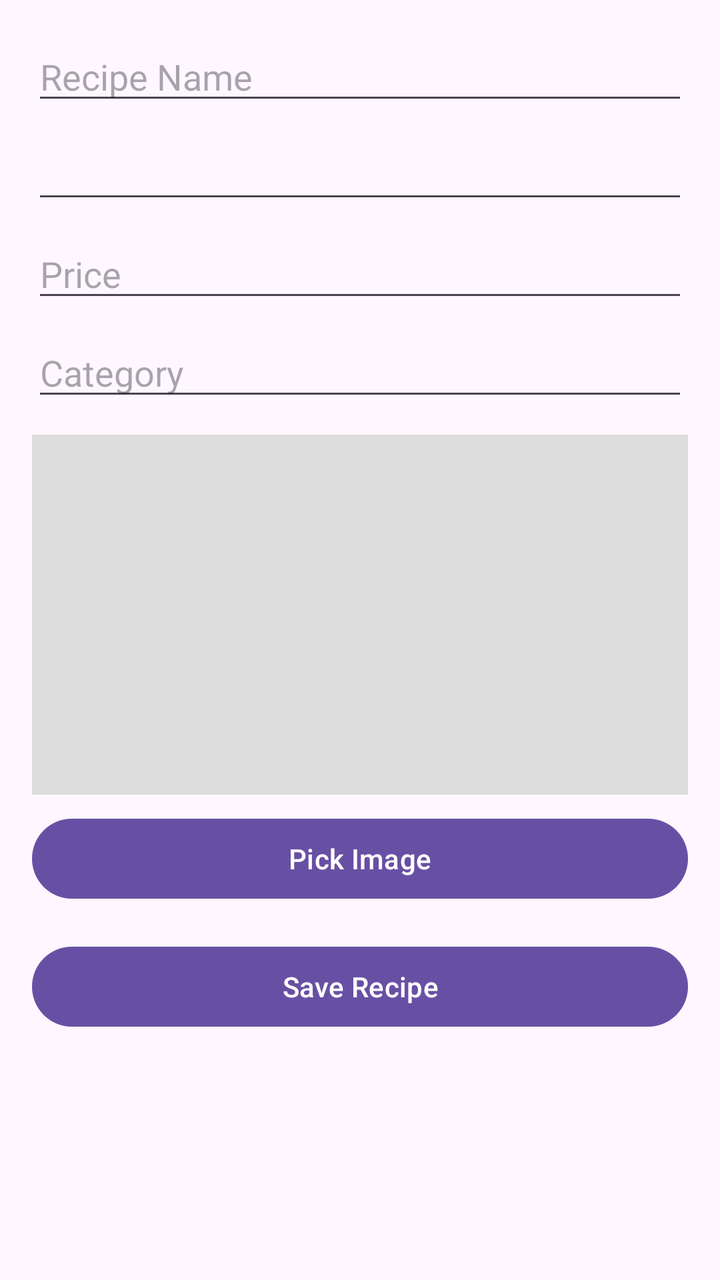
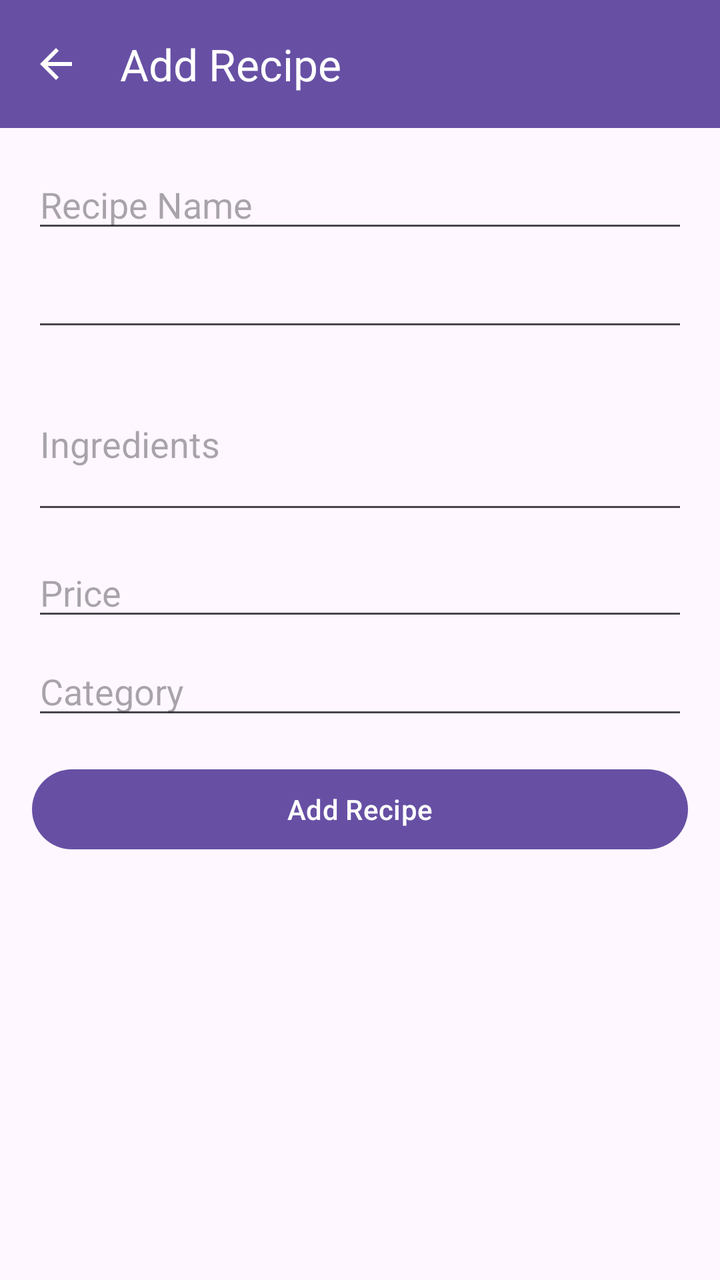

Before-and-after screenshots of an Android layout around one commit, followed by the original layout XML and the change that was made.
<!-- AndroidManifest.xml: application theme Theme.MyApplication_MainMenu1 -->
<!-- res/layout/activity_add_recipe.xml -->
<?xml version="1.0" encoding="utf-8"?>
<ScrollView xmlns:android="http://schemas.android.com/apk/res/android"
    android:layout_width="match_parent"
    android:layout_height="match_parent"
    android:padding="16dp">

    <LinearLayout
        android:layout_width="match_parent"
        android:layout_height="wrap_content"
        android:orientation="vertical">

        <EditText
            android:id="@+id/etRecipeName"
            android:layout_width="match_parent"
            android:layout_height="wrap_content"
            android:autofillHints=""
            android:hint="@string/recipe_name"
        />

        <EditText
            android:id="@+id/etRecipeDescription"
            android:layout_width="match_parent"
            android:layout_height="wrap_content"
            android:autofillHints=""
            android:hint="@string/recipe_description"
            android:layout_marginTop="8dp" />

        <EditText
            android:id="@+id/etRecipePrice"
            android:layout_width="match_parent"
            android:layout_height="wrap_content"
            android:autofillHints=""
            android:hint="@string/price"
            android:inputType="numberDecimal"
            android:layout_marginTop="8dp" />

        <EditText
            android:id="@+id/etRecipeCategory"
            android:layout_width="match_parent"
            android:layout_height="wrap_content"
            android:autofillHints=""
            android:hint="@string/category"
            android:layout_marginTop="8dp" />

        <ImageView
            android:id="@+id/ivRecipeImage"
            android:layout_width="match_parent"
            android:layout_height="180dp"
            android:contentDescription="@string/recipe_image"
            android:scaleType="centerCrop"
            android:layout_marginTop="12dp"
            android:background="#DDDDDD" />

        <Button
            android:id="@+id/btnPickImage"
            android:layout_width="match_parent"
            android:layout_height="wrap_content"
            android:text="@string/pick_image"
            android:layout_marginTop="8dp" />

        <Button
            android:id="@+id/btnSaveRecipe"
            android:layout_width="match_parent"
            android:layout_height="wrap_content"
            android:text="@string/save_recipe"
            android:layout_marginTop="16dp" />

        <ProgressBar
            android:id="@+id/progressBar"
            android:layout_width="wrap_content"
            android:layout_height="wrap_content"
            android:visibility="gone"
            android:layout_gravity="center"
            android:layout_marginTop="12dp" />

    </LinearLayout>

</ScrollView>
<!-- resources referenced by this layout -->
<resources>
  <string name="category">Category</string>
  <string name="pick_image">Pick Image</string>
  <string name="price">Price</string>
  <string name="recipe_description" />
  <string name="recipe_image">Recipe image</string>
  <string name="recipe_name">Recipe Name</string>
  <string name="save_recipe">Save Recipe</string>
  <style name="Theme.MyApplication_MainMenu1" parent="Base.Theme.MyApplication_MainMenu1" />
  <style name="Base.Theme.MyApplication_MainMenu1" parent="Theme.Material3.DayNight.NoActionBar">
          
          
      </style>
</resources>

<!-- the commit's change to res/layout/activity_add_recipe.xml (unified diff, before → after) -->
@@ -1,78 +1,92 @@
 <?xml version="1.0" encoding="utf-8"?>
-<ScrollView xmlns:android="http://schemas.android.com/apk/res/android"
+<androidx.coordinatorlayout.widget.CoordinatorLayout
+    xmlns:android="http://schemas.android.com/apk/res/android"
+    xmlns:app="http://schemas.android.com/apk/res-auto"
     android:layout_width="match_parent"
-    android:layout_height="match_parent"
-    android:padding="16dp">
+    android:layout_height="match_parent">
 
-    <LinearLayout
+    
+    <com.google.android.material.appbar.AppBarLayout
         android:layout_width="match_parent"
-        android:layout_height="wrap_content"
-        android:orientation="vertical">
+        android:layout_height="wrap_content">
 
-        <EditText
-            android:id="@+id/etRecipeName"
+        <com.google.android.material.appbar.MaterialToolbar
+            android:id="@+id/toolbarAdmin"
+            android:layout_width="match_parent"
+            android:layout_height="?attr/actionBarSize"
+            android:background="?attr/colorPrimary"
+            app:title="@string/add_recipe"
+            app:titleTextColor="@android:color/white"
+            app:menu="@menu/menu_logout"
+            app:navigationIcon="?attr/homeAsUpIndicator"
+            app:navigationIconTint="@android:color/white"/>
+    </com.google.android.material.appbar.AppBarLayout>
+
+    
+    <androidx.core.widget.NestedScrollView
+        android:layout_width="match_parent"
+        android:layout_height="match_parent"
+        android:padding="16dp"
+        app:layout_behavior="@string/appbar_scrolling_view_behavior">
+
+        <LinearLayout
             android:layout_width="match_parent"
             android:layout_height="wrap_content"
-            android:autofillHints=""
-            android:hint="@string/recipe_name"
-        />
+            android:orientation="vertical">
 
-        <EditText
-            android:id="@+id/etRecipeDescription"
-            android:layout_width="match_parent"
-            android:layout_height="wrap_content"
-            android:autofillHints=""
-            android:hint="@string/recipe_description"
-            android:layout_marginTop="8dp" />
+            <EditText
+                android:id="@+id/etRecipeName"
+                android:layout_width="match_parent"
+                android:layout_height="wrap_content"
+                android:hint="@string/recipe_name"/>
 
-        <EditText
-            android:id="@+id/etRecipePrice"
-            android:layout_width="match_parent"
-            android:layout_height="wrap_content"
-            android:autofillHints=""
-            android:hint="@string/price"
-            android:inputType="numberDecimal"
-            android:layout_marginTop="8dp" />
+            <EditText
+                android:id="@+id/etRecipeDescription"
+                android:layout_width="match_parent"
+                android:layout_height="wrap_content"
+                android:layout_marginTop="8dp"
+                android:hint="@string/recipe_description"/>
+            <EditText
+                android:id="@+id/etRecipeIngredients"
+                android:layout_width="match_parent"
+                android:layout_height="wrap_content"
+                android:layout_marginTop="8dp"
+                android:hint="@string/ingredients"
+                android:minLines="3" />
 
-        <EditText
-            android:id="@+id/etRecipeCategory"
-            android:layout_width="match_parent"
-            android:layout_height="wrap_content"
-            android:autofillHints=""
-            android:hint="@string/category"
-            android:layout_marginTop="8dp" />
+            <EditText
+                android:id="@+id/etRecipePrice"
+                android:layout_width="match_parent"
+                android:layout_height="wrap_content"
+                android:layout_marginTop="12dp"
+                android:hint="@string/price"
+                android:inputType="numberDecimal" />
 
-        <ImageView
-            android:id="@+id/ivRecipeImage"
-            android:layout_width="match_parent"
-            android:layout_height="180dp"
-            android:contentDescription="@string/recipe_image"
-            android:scaleType="centerCrop"
-            android:layout_marginTop="12dp"
-            android:background="#DDDDDD" />
+            <EditText
+                android:id="@+id/etRecipeCategory"
+                android:layout_width="match_parent"
+                android:layout_height="wrap_content"
+                android:layout_marginTop="8dp"
+                android:hint="@string/category" />
 
-        <Button
-            android:id="@+id/btnPickImage"
-            android:layout_width="match_parent"
-            android:layout_height="wrap_content"
-            android:text="@string/pick_image"
-            android:layout_marginTop="8dp" />
 
-        <Button
-            android:id="@+id/btnSaveRecipe"
-            android:layout_width="match_parent"
-            android:layout_height="wrap_content"
-            android:text="@string/save_recipe"
-            android:layout_marginTop="16dp" />
+            <Button
+                android:id="@+id/btnAddRecipe"
+                android:layout_width="match_parent"
+                android:layout_height="wrap_content"
+                android:layout_marginTop="16dp"
+                android:text="@string/add_recipe"/>
 
-        <ProgressBar
-            android:id="@+id/progressBar"
-            android:layout_width="wrap_content"
-            android:layout_height="wrap_content"
-            android:visibility="gone"
-            android:layout_gravity="center"
-            android:layout_marginTop="12dp" />
+            <ProgressBar
+                android:id="@+id/progressBar"
+                android:layout_width="wrap_content"
+                android:layout_height="wrap_content"
+                android:layout_gravity="center"
+                android:layout_marginTop="12dp"
+                android:visibility="gone"/>
 
-    </LinearLayout>
+        </LinearLayout>
 
-</ScrollView>
+    </androidx.core.widget.NestedScrollView>
+
+</androidx.coordinatorlayout.widget.CoordinatorLayout>
<!-- resource entries referenced after the edit -->
@@ -1,12 +1,11 @@
 <!-- resources referenced by this layout -->
 <resources>
+  <string name="add_recipe">Add Recipe</string>
   <string name="category">Category</string>
-  <string name="pick_image">Pick Image</string>
+  <string name="ingredients">Ingredients</string>
   <string name="price">Price</string>
   <string name="recipe_description" />
-  <string name="recipe_image">Recipe image</string>
   <string name="recipe_name">Recipe Name</string>
-  <string name="save_recipe">Save Recipe</string>
   <style name="Theme.MyApplication_MainMenu1" parent="Base.Theme.MyApplication_MainMenu1" />
   <style name="Base.Theme.MyApplication_MainMenu1" parent="Theme.Material3.DayNight.NoActionBar">
           
